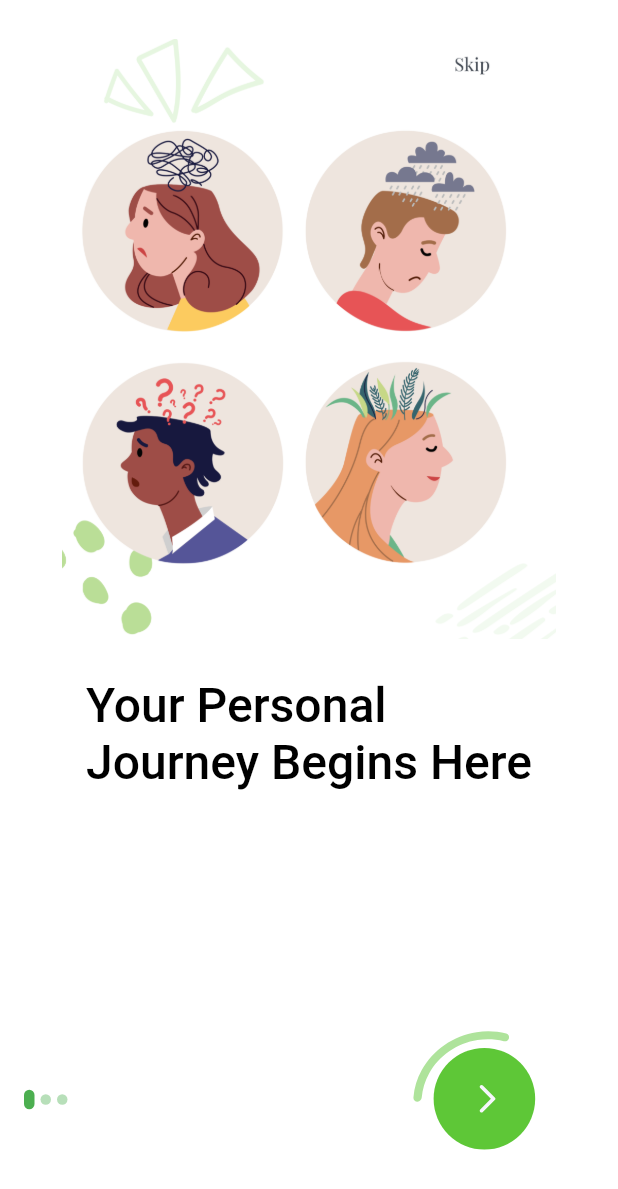
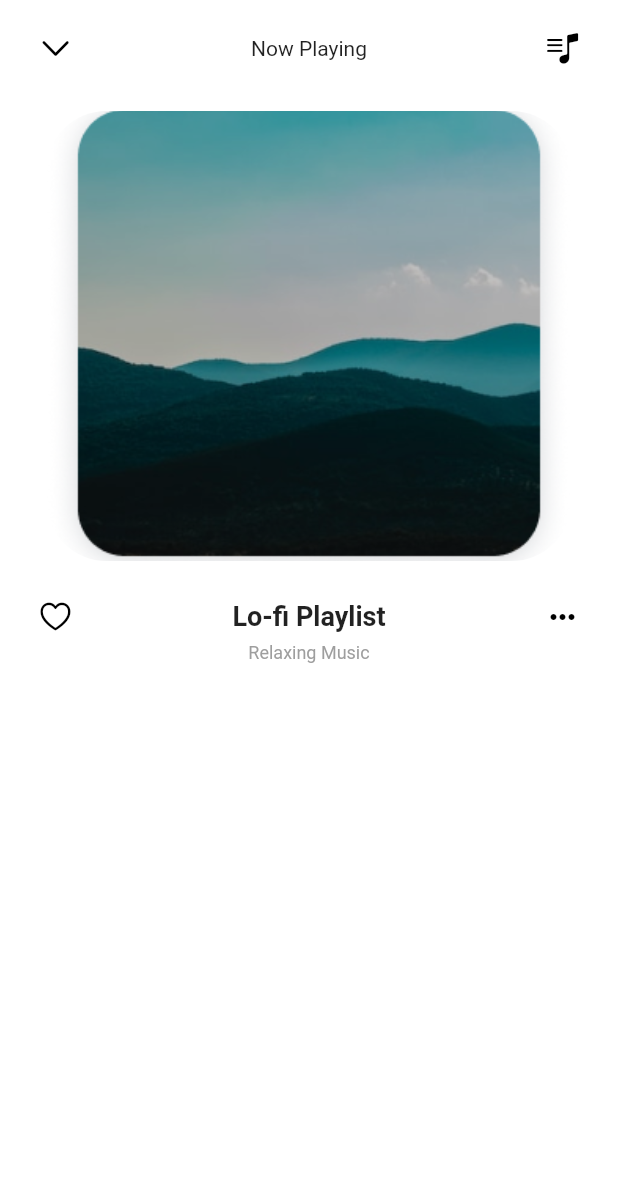
Before and after one commit to SalamiTech/Serenitee-App, a Flutter app: the screen it shows after launch, on a phone screen of 412 x 824 dp. Shown: the top 1189 px of the screen. Run offline on Flutter 3.47's test engine with Material 2 defaults, Android fonts, the phone set to English and light mode, and no system bars; our stand-ins replace flutter_svg; Roboto replaces fonts that are missing (PlayfairDisplay-VariableFont_wght).

Commit message:
Music Pages 1/3

```diff
--- a/lib/main.dart
+++ b/lib/main.dart
@@ -1,5 +1,6 @@
 import 'package:flutter/material.dart';
 import 'package:mental_health/Onboarding%20Pages/onboarding_screen.dart';
+import 'package:mental_health/pages/music/playlist.dart';
 
 void main() {
   runApp(const MyApp());
@@ -14,7 +15,7 @@ class MyApp extends StatelessWidget {
     return MaterialApp(
       theme: ThemeData(fontFamily: 'PlayfairDisplay-VariableFont_wght'),
       debugShowCheckedModeBanner: false,
-      home: OnBoardingScreen(),
+      home: const PlayListPage(),
     );
   }
 }
--- /dev/null
+++ b/lib/pages/music/Playerlist.dart
@@ -0,0 +1,10 @@
+import 'package:flutter/material.dart';
+
+class PlayerListPage extends StatelessWidget {
+  const PlayerListPage({super.key});
+
+  @override
+  Widget build(BuildContext context) {
+    return Container();
+  }
+}
--- /dev/null
+++ b/lib/pages/music/playlist.dart
@@ -0,0 +1,107 @@
+import 'package:flutter/cupertino.dart';
+import 'package:flutter/material.dart';
+
+class PlayListPage extends StatelessWidget {
+  const PlayListPage({super.key});
+
+  @override
+  Widget build(BuildContext context) {
+    return Container(
+      child: Scaffold(
+          backgroundColor: Colors.white,
+          body: SafeArea(
+            child: Column(
+              children: [
+                Padding(
+                  padding: const EdgeInsets.symmetric(
+                    vertical: 20,
+                    horizontal: 25,
+                  ),
+                  child: Row(
+                    mainAxisAlignment: MainAxisAlignment.spaceBetween,
+                    children: [
+                      InkWell(
+                        onTap: () {
+                          // Navigator.pop(context);
+                        },
+                        child: const Icon(
+                          CupertinoIcons.chevron_down,
+                          color: Colors.black,
+                        ),
+                      ),
+                      const Text("Now Playing"),
+                      InkWell(
+                        onTap: () {
+                          // Navigator.pop(context);
+                        },
+                        child: const Icon(
+                          CupertinoIcons.music_note_list,
+                          color: Colors.black,
+                        ),
+                      ),
+                    ],
+                  ),
+                ),
+                const SizedBox(
+                  height: 10,
+                ),
+                ClipRRect(
+                  borderRadius: BorderRadius.circular(40),
+                  child: Image.asset(
+                    "assets/frame1.png",
+                    width: 350,
+                    height: 300,
+                    fit: BoxFit.cover,
+                  ),
+                ),
+                const SizedBox(
+                  height: 20,
+                ),
+                Column(
+                  children: [
+                    Padding(
+                      padding: const EdgeInsets.symmetric(
+                        vertical: 5,
+                        horizontal: 25,
+                      ),
+                      child: Row(
+                        mainAxisAlignment: MainAxisAlignment.spaceBetween,
+                        children: [
+                          InkWell(
+                            onTap: () {
+                              // Navigator.pop(context);
+                            },
+                            child: const Icon(
+                              CupertinoIcons.heart,
+                              color: Colors.black,
+                            ),
+                          ),
+                          const Text(
+                            "Lo-fi Playlist",
+                            style: TextStyle(
+                                fontWeight: FontWeight.bold, fontSize: 18),
+                          ),
+                          InkWell(
+                            onTap: () {
+                              // Navigator.pop(context);
+                            },
+                            child: const Icon(
+                              Icons.more_horiz,
+                              color: Colors.black,
+                            ),
+                          ),
+                        ],
+                      ),
+                    ),
+                    const Text(
+                      "Relaxing Music",
+                      style: TextStyle(color: Colors.grey, fontSize: 12),
+                    ),
+                  ],
+                ),
+              ],
+            ),
+          )),
+    );
+  }
+}
--- a/pubspec.yaml
+++ b/pubspec.yaml
@@ -36,6 +36,7 @@ dependencies:
   # Use with the CupertinoIcons class for iOS style icons.
   cupertino_icons: ^1.0.2
   flutter_svg: ^2.0.2
+  wave_progress_bars: ^0.1.0
 
 dev_dependencies:
   flutter_test:
@@ -65,8 +66,9 @@ flutter:
     - assets/pic2.png
     - assets/pic3.png
     - assets/onboard1.png
-    - assets/onboard2.png
+    - assets/frame1.png
     - assets/nextbutton.svg
+
   # An image asset can refer to one or more resolution-specific "variants", see
   # https://flutter.dev/assets-and-images/#resolution-aware
 
```
Also changed, not shown: assets/frame1.png (added), pubspec.lock, 9 other files.
